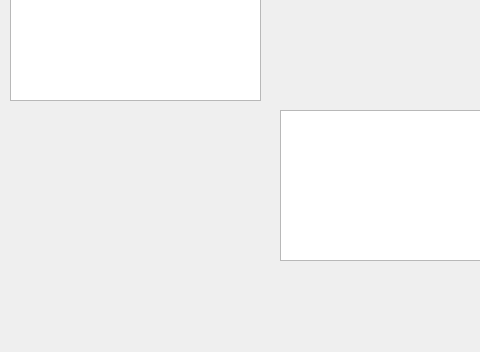
yurunyang1998/GuoXingBiShe, file with_menu.ui: the form before one commit; both pictures show x 0 to 480 and y 563 to 915 of the 1208 by 915 pixel window.
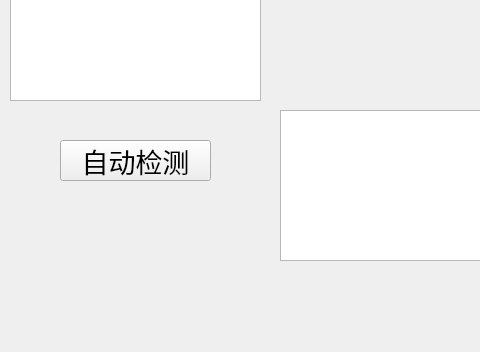
The form after the commit. Icons and pictures are not drawn.

What changed in the file:
```diff
--- a/with_menu.ui
+++ b/with_menu.ui
@@ -144,6 +144,19 @@
      <string>添加标签</string>
     </property>
    </widget>
+   <widget class="QPushButton" name="pushButton_4">
+    <property name="geometry">
+     <rect>
+      <x>60</x>
+      <y>680</y>
+      <width>151</width>
+      <height>41</height>
+     </rect>
+    </property>
+    <property name="text">
+     <string>自动检测</string>
+    </property>
+   </widget>
   </widget>
   <widget class="QStatusBar" name="statusbar"/>
   <widget class="QMenuBar" name="menubar">
```
